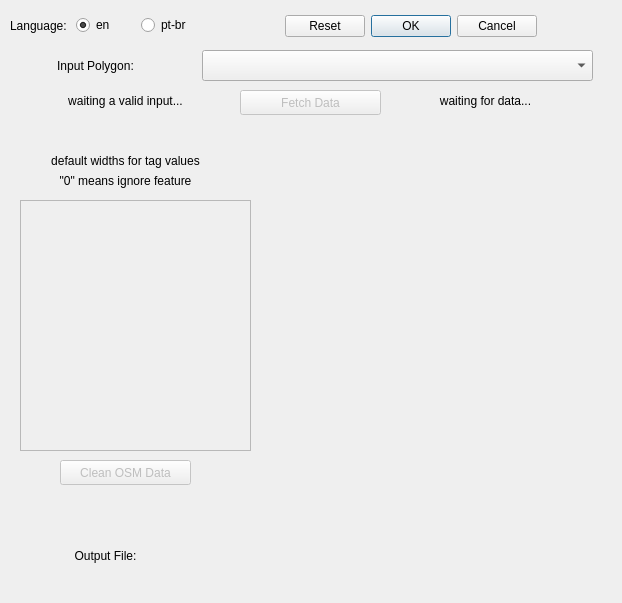
Above: osm_sidewalkreator_dialog_base.ui from kauevestena/osm_sidewalkreator before the change. Below: the same form after it.
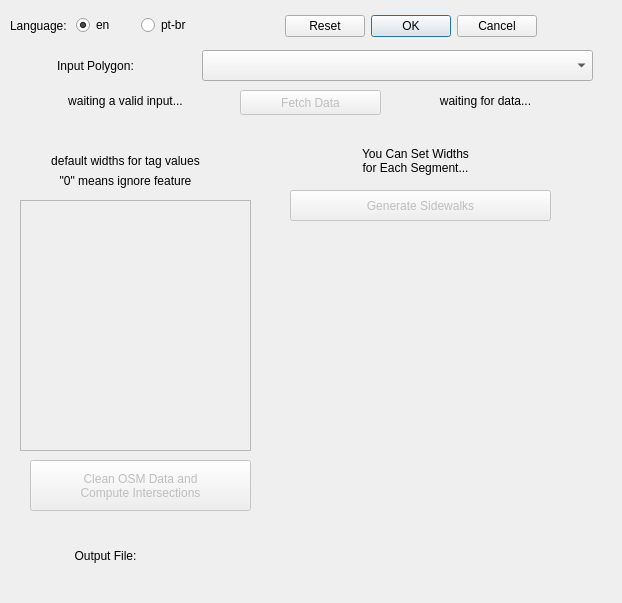
That is the form after the change. Custom widgets are drawn as their Qt base class.

```diff
--- a/osm_sidewalkreator_dialog_base.ui
+++ b/osm_sidewalkreator_dialog_base.ui
@@ -249,14 +249,15 @@
    </property>
    <property name="geometry">
     <rect>
-     <x>60</x>
+     <x>30</x>
      <y>460</y>
-     <width>131</width>
-     <height>25</height>
+     <width>221</width>
+     <height>51</height>
     </rect>
    </property>
    <property name="text">
-    <string>Clean OSM Data</string>
+    <string>Clean OSM Data and
+Compute Intersections</string>
    </property>
    <property name="checkable">
     <bool>false</bool>
@@ -304,6 +305,51 @@
     <bool>true</bool>
    </property>
   </widget>
+  <widget class="QPushButton" name="generate_sidewalks">
+   <property name="enabled">
+    <bool>false</bool>
+   </property>
+   <property name="geometry">
+    <rect>
+     <x>290</x>
+     <y>190</y>
+     <width>261</width>
+     <height>31</height>
+    </rect>
+   </property>
+   <property name="text">
+    <string>Generate Sidewalks</string>
+   </property>
+   <property name="checkable">
+    <bool>false</bool>
+   </property>
+   <property name="autoDefault">
+    <bool>true</bool>
+   </property>
+   <property name="default">
+    <bool>false</bool>
+   </property>
+   <property name="flat">
+    <bool>false</bool>
+   </property>
+  </widget>
+  <widget class="QLabel" name="widths_hint">
+   <property name="geometry">
+    <rect>
+     <x>300</x>
+     <y>140</y>
+     <width>231</width>
+     <height>41</height>
+    </rect>
+   </property>
+   <property name="text">
+    <string>You Can Set Widths
+for Each Segment...</string>
+   </property>
+   <property name="alignment">
+    <set>Qt::AlignCenter</set>
+   </property>
+  </widget>
  </widget>
  <customwidgets>
   <customwidget>
```
Left out of the diff: 3 changed lines with no effect on the pictures.
